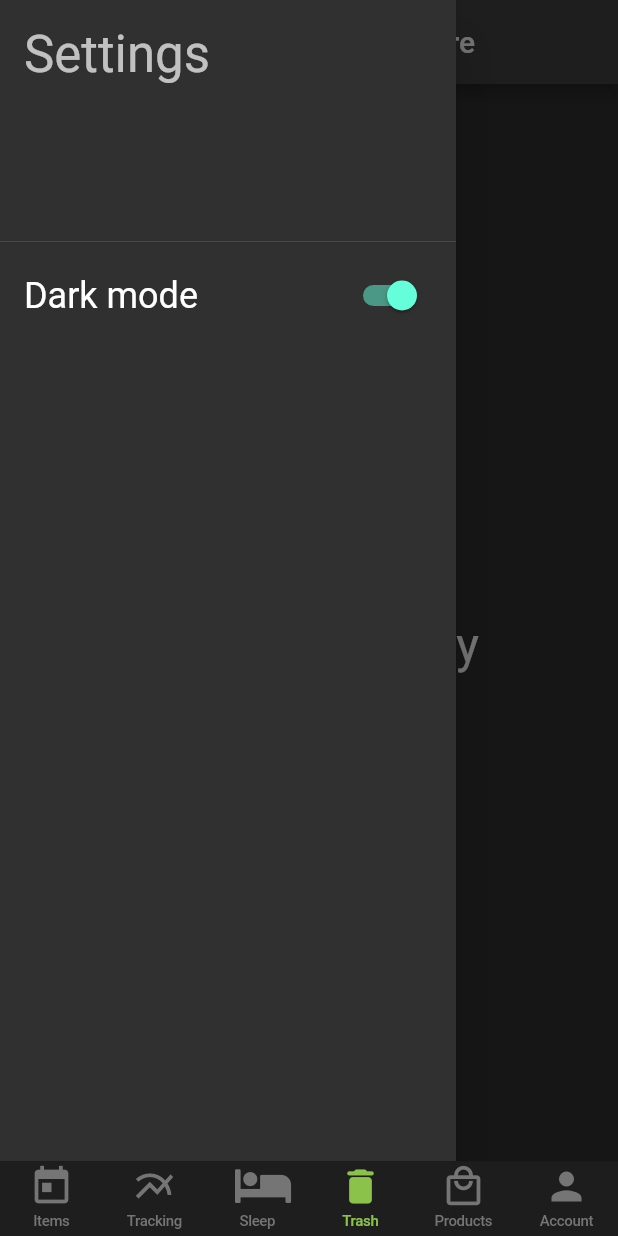
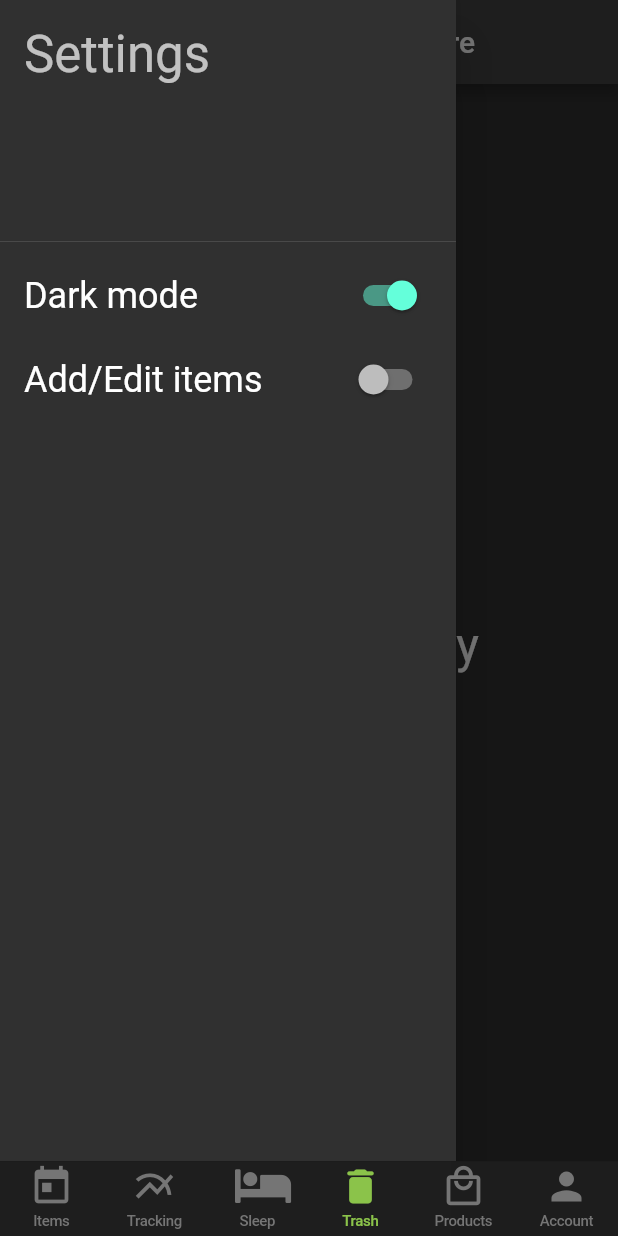
Before and after one commit to lorriman/sleepchecklist, a Flutter app: the screen it shows once a user with an empty profile is signed in, item 4 of the bottom bar chosen, in the side drawer, after a tap on "Dark mode", on a phone screen of 412 x 824 dp. Run offline on Flutter 3.47's test engine with Material 2 defaults, Android fonts, the phone set to English and light mode, and no system bars; our stand-ins replace cloud_firestore, equatable, firebase_auth, firebase_core, flutter_rating_bar, flutter_riverpod and 4 more; missing offline and left inert: alert_dialogs, custom_buttons, email_password_sign_in_ui, exif, fake_cloud_firestore, month_year_picker; accounts and stored records are empty; project files that could hold a hidden picture were left out.

Commit message:
edit-mode button to settings menu

```diff
--- a/lib/app/home/checklistitems/checklistitems_page.dart
+++ b/lib/app/home/checklistitems/checklistitems_page.dart
@@ -36,7 +36,8 @@ class _ChecklistItemsPageState extends ConsumerState<ChecklistItemsPage> {
     super.initState();
     //kludge: fetching this data with checklistItemListTileModelStreamProvider
     // also rewrites any null 'ordinal' items if they exist.
-    //See [ChecklistItem.ordinal] for why.
+    // See [ChecklistItem.ordinal] for why.
+    // todo: (oneday), find better/non-kludgy way to do this
     final params = CheckListItemsPageParametersProvider(DateTime.now());
     ref.read(checklistItemTileModelStreamProvider(params));
   }
@@ -87,21 +88,20 @@ class _ChecklistItemsPageState extends ConsumerState<ChecklistItemsPage> {
               if (!kReleaseMode)
                 IconButton(
                     icon: Icon(Icons.list_alt), onPressed: debugPopulate),
-              _editButton( context, ref, isEditingItems),
             ],
           ),
           body: LayoutBuilder(builder: (_, constraints) {
             return SizedBox(
                 //kludge, ReorderableListView doesn't work with the navigation bar
                 height: constraints.maxHeight - 50,
-                child: _contents( context,ref , date));
+                child: _contents(context, ref, date));
           }),
         );
       },
     );
   }
 
-  Widget _contents( BuildContext context, WidgetRef ref, DateTime date) {
+  Widget _contents(BuildContext context, WidgetRef ref, DateTime date) {
     //providers
     final isEditingItems = ref.watch(editItemsProvider.state).state;
     final tileModelsAsyncValue = ref.watch(checklistItemTileModelStreamProvider(
@@ -121,7 +121,8 @@ class _ChecklistItemsPageState extends ConsumerState<ChecklistItemsPage> {
         data: tileModelsAsyncValue,
         //filter: (item) => item.trash == false,
         reorderable: isEditingItems,
-        onReorder: (oldI, newI) => _onReorder(ref, oldI, newI, tileModelsAsyncValue),
+        onReorder: (oldI, newI) =>
+            _onReorder(ref, oldI, newI, tileModelsAsyncValue),
         itemBuilder: (context, ref, model) {
           final tile = ChecklistItemExpandedTile(
             key: _generateListItemKey(model),
@@ -173,13 +174,14 @@ class _ChecklistItemsPageState extends ConsumerState<ChecklistItemsPage> {
   void _onReorder(WidgetRef ref, int oldIndex, int newIndex,
       AsyncValue<List<ChecklistItemTileModel>> asyncValue) {
     asyncValue.whenData((models) {
+      //todo: find a way to make the update instant
       //setState(() {
       // removing the item at oldIndex will shorten the list by 1.
       int index = newIndex;
       if (oldIndex < newIndex) index -= 1;
       //indexes are 1 based, model is 0 based
-        index-=1;
-        oldIndex-=1;
+      index -= 1;
+      oldIndex -= 1;
       final element = models.removeAt(oldIndex);
       models.insert(index, element);
       //});
@@ -207,8 +209,8 @@ class _ChecklistItemsPageState extends ConsumerState<ChecklistItemsPage> {
     });
   }
 
-  Future<void> _onRating(
-       BuildContext context, WidgetRef ref, ChecklistItemTileModel model, double rating) async {
+  Future<void> _onRating(BuildContext context, WidgetRef ref,
+      ChecklistItemTileModel model, double rating) async {
     try {
       final day = ref.read(itemsDateProvider.state).state;
       await model.setRating(rating, day);
@@ -236,7 +238,8 @@ class _ChecklistItemsPageState extends ConsumerState<ChecklistItemsPage> {
     }
   }
 
-  Future<void> _updateSleepDate(WidgetRef ref, BuildContext context, DateTime date) async {
+  Future<void> _updateSleepDate(
+      WidgetRef ref, BuildContext context, DateTime date) async {
     ref.read(sleepDateProvider.state).state = date;
   }
 
@@ -271,7 +274,8 @@ class _ChecklistItemsPageState extends ConsumerState<ChecklistItemsPage> {
     );
   }
 
-  Widget _dateForwardButton(WidgetRef ref, BuildContext context, DateTime date) {
+  Widget _dateForwardButton(
+      WidgetRef ref, BuildContext context, DateTime date) {
     return Container(
       width: 40,
       child: IconButton(
@@ -286,17 +290,6 @@ class _ChecklistItemsPageState extends ConsumerState<ChecklistItemsPage> {
     );
   }
 
-  Widget _editButton( BuildContext context, WidgetRef ref, bool isEditing) {
-    return Padding(
-      padding: const EdgeInsets.all(8.0),
-      child: InkWell(
-          key: Key(Keys.testEditToggleButton),
-          child: !isEditing ? Icon(Icons.edit) : Icon(Icons.edit_off),
-          onTap: () {
-            ref.read(editItemsProvider.state).state = !isEditing;
-          }),
-    );
-  }
 }
 
 class FloatingAction extends StatelessWidget {
--- a/lib/app/home/settings.dart
+++ b/lib/app/home/settings.dart
@@ -7,6 +7,9 @@ import '../top_level_providers.dart';
 class Settings extends ConsumerWidget {
   @override
   Widget build(BuildContext context, WidgetRef ref) {
+    final darkModeState=ref.read(darkModeProvider.state);
+    final isEditingItemsState = ref.read(editItemsProvider.state);
+
     return ListView(children: [
       DrawerHeader(
         decoration: BoxDecoration(
@@ -14,22 +17,28 @@ class Settings extends ConsumerWidget {
             ),
         child: Text('Settings', style: Theme.of(context).textTheme.headline4),
       ),
-      Consumer(builder: (context, ref, _) {
-        ref.watch(darkModeProvider.state);
-
-        return SwitchListTile(
+       SwitchListTile(
           title:
               Text('Dark mode', style: Theme.of(context).textTheme.headline5),
-          value: ref.read(darkModeProvider.state).state,
+          value: darkModeState.state,
           onChanged: (value) {
-            ref.read(darkModeProvider.state).state = value;
+            darkModeState.state = value;
             final sharedPreferencesService =
                 ref.read(sharedPreferencesServiceProvider);
             sharedPreferencesService.sharedPreferences
                 .setBool('darkMode', value);
           },
-        );
-      }),
+        ),
+      SwitchListTile(
+
+        title: Text('Add/Edit items', style: Theme.of(context).textTheme.headline5),
+        value: isEditingItemsState.state,
+        onChanged: (value) {
+          //ignore: dead_null_aware_expression
+          isEditingItemsState.state = value ?? false;
+        },
+      )
+
     ]);
   }
 }
```
Lines whose indentation alone changed are shown as unchanged.
